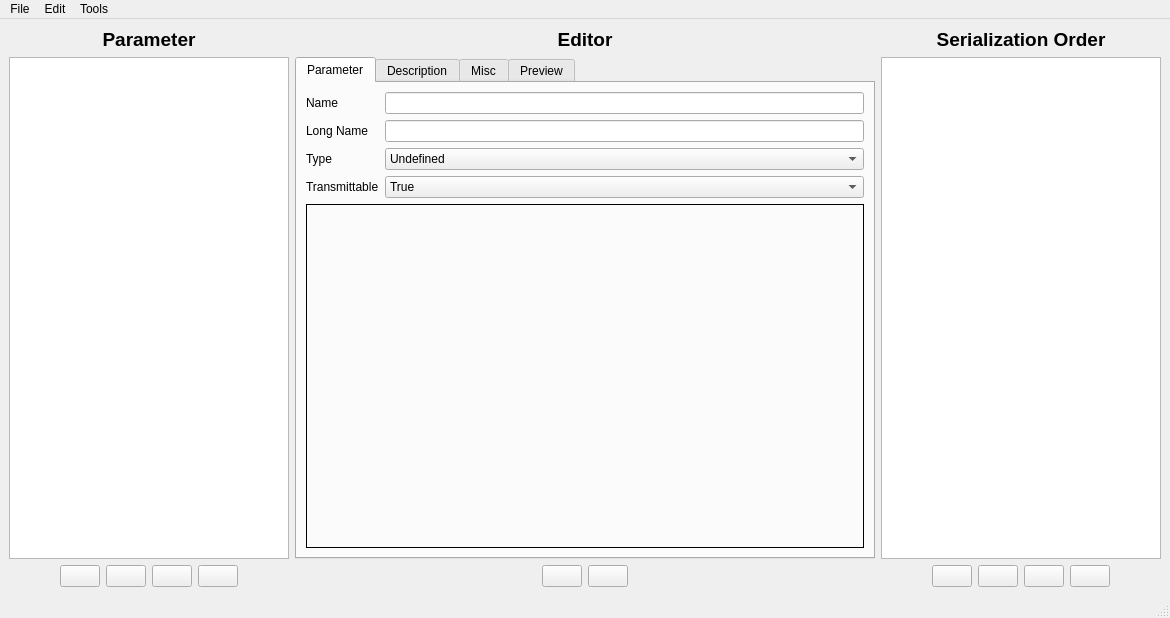
The window that parametereditor.ui (vedderb/vesc_tool) describes before a commit, drawn with Qt 5.
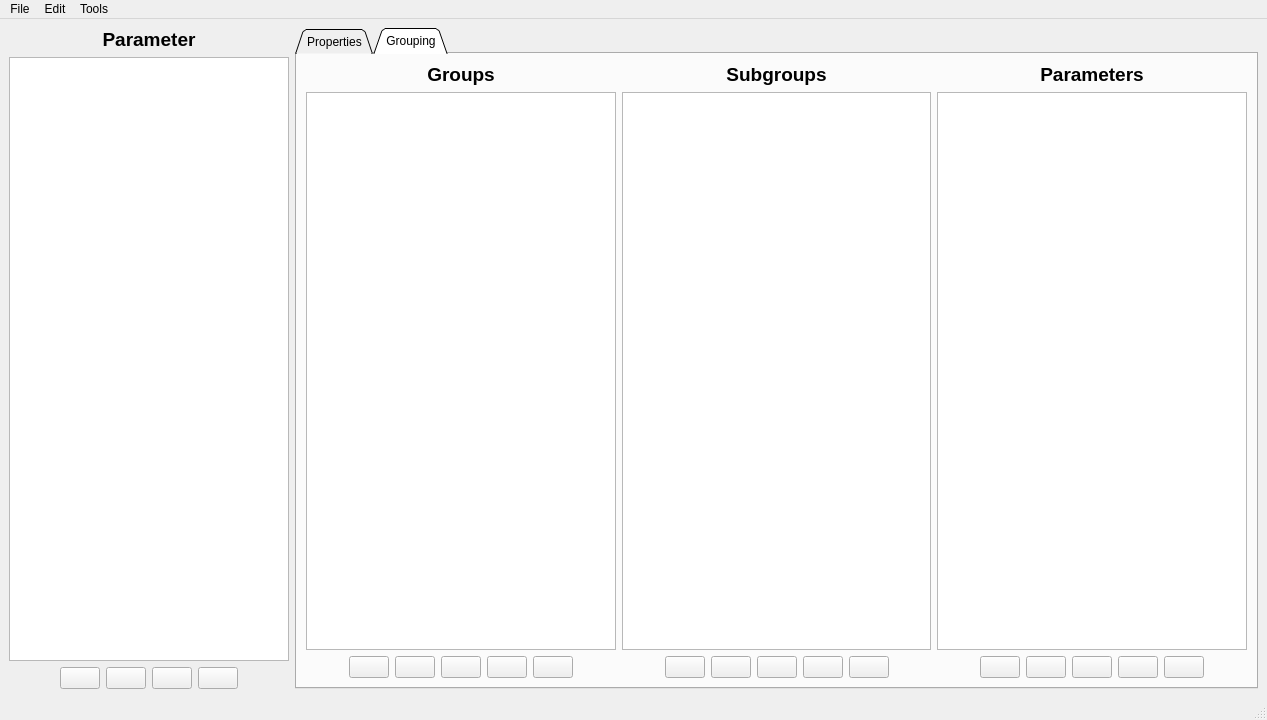
The same window after the commit. The open tabs and pages were chosen to show the change. Icons and pictures are not drawn. Custom widgets are drawn as their Qt base class.

```diff
--- a/parametereditor.ui
+++ b/parametereditor.ui
@@ -6,8 +6,8 @@
    <rect>
     <x>0</x>
     <y>0</y>
-    <width>1170</width>
-    <height>618</height>
+    <width>1267</width>
+    <height>720</height>
    </rect>
   </property>
   <property name="windowTitle">
@@ -18,7 +18,7 @@
     <normaloff>:/res/icons/Horizontal Settings Mixer-96.png</normaloff>:/res/icons/Horizontal Settings Mixer-96.png</iconset>
   </property>
   <widget class="QWidget" name="centralwidget">
-   <layout class="QHBoxLayout" name="horizontalLayout_6" stretch="0,1,0">
+   <layout class="QHBoxLayout" name="horizontalLayout_8" stretch="0,1">
     <item>
      <layout class="QVBoxLayout" name="verticalLayout_2">
       <item>
@@ -136,6 +136,22 @@
      </layout>
     </item>
     <item>
+     <widget class="QTabWidget" name="tabWidget_2">
+      <property name="tabPosition">
+       <enum>QTabWidget::North</enum>
+      </property>
+      <property name="tabShape">
+       <enum>QTabWidget::Triangular</enum>
+      </property>
+      <property name="currentIndex">
+       <number>0</number>
+      </property>
+      <widget class="QWidget" name="tab_5">
+       <attribute name="title">
+        <string>Properties</string>
+       </attribute>
+       <layout class="QHBoxLayout" name="horizontalLayout_6" stretch="1,0">
+        <item>
      <layout class="QVBoxLayout" name="verticalLayout_7">
       <item>
        <widget class="QLabel" name="label_16">
@@ -1107,12 +1123,381 @@
     </item>
    </layout>
   </widget>
+      <widget class="QWidget" name="tab_6">
+       <attribute name="title">
+        <string>Grouping</string>
+       </attribute>
+       <layout class="QHBoxLayout" name="horizontalLayout_12">
+        <item>
+         <layout class="QVBoxLayout" name="verticalLayout_11">
+          <item>
+           <widget class="QLabel" name="label_14">
+            <property name="text">
+             <string>&lt;html&gt;&lt;head/&gt;&lt;body&gt;&lt;p&gt;&lt;span style=&quot; font-size:14pt; font-weight:600;&quot;&gt;Groups&lt;/span&gt;&lt;/p&gt;&lt;/body&gt;&lt;/html&gt;</string>
+            </property>
+            <property name="alignment">
+             <set>Qt::AlignCenter</set>
+            </property>
+           </widget>
+          </item>
+          <item>
+           <widget class="QListWidget" name="groupList"/>
+          </item>
+          <item>
+           <layout class="QHBoxLayout" name="horizontalLayout_9">
+            <item>
+             <spacer name="horizontalSpacer_9">
+              <property name="orientation">
+               <enum>Qt::Horizontal</enum>
+              </property>
+              <property name="sizeHint" stdset="0">
+               <size>
+                <width>40</width>
+                <height>20</height>
+               </size>
+              </property>
+             </spacer>
+            </item>
+            <item>
+             <widget class="QPushButton" name="groupRemoveButton">
+              <property name="toolTip">
+               <string>Delete</string>
+              </property>
+              <property name="text">
+               <string/>
+              </property>
+              <property name="icon">
+               <iconset resource="res.qrc">
+                <normaloff>:/res/icons/Delete-96.png</normaloff>:/res/icons/Delete-96.png</iconset>
+              </property>
+             </widget>
+            </item>
+            <item>
+             <widget class="QPushButton" name="groupDownButton">
+              <property name="toolTip">
+               <string>Move down</string>
+              </property>
+              <property name="text">
+               <string/>
+              </property>
+              <property name="icon">
+               <iconset resource="res.qrc">
+                <normaloff>:/res/icons/Down-96.png</normaloff>:/res/icons/Down-96.png</iconset>
+              </property>
+             </widget>
+            </item>
+            <item>
+             <widget class="QPushButton" name="groupUpButton">
+              <property name="toolTip">
+               <string>Move up</string>
+              </property>
+              <property name="text">
+               <string/>
+              </property>
+              <property name="icon">
+               <iconset resource="res.qrc">
+                <normaloff>:/res/icons/Up-96.png</normaloff>:/res/icons/Up-96.png</iconset>
+              </property>
+             </widget>
+            </item>
+            <item>
+             <widget class="QPushButton" name="groupAddButton">
+              <property name="maximumSize">
+               <size>
+                <width>16777205</width>
+                <height>16777215</height>
+               </size>
+              </property>
+              <property name="toolTip">
+               <string>Add group</string>
+              </property>
+              <property name="text">
+               <string/>
+              </property>
+              <property name="icon">
+               <iconset resource="res.qrc">
+                <normaloff>:/res/icons/Plus Math-96.png</normaloff>:/res/icons/Plus Math-96.png</iconset>
+              </property>
+             </widget>
+            </item>
+            <item>
+             <widget class="QPushButton" name="groupEditButton">
+              <property name="text">
+               <string/>
+              </property>
+              <property name="icon">
+               <iconset resource="res.qrc">
+                <normaloff>:/res/icons/icons8-edit-96.png</normaloff>:/res/icons/icons8-edit-96.png</iconset>
+              </property>
+             </widget>
+            </item>
+            <item>
+             <spacer name="horizontalSpacer_10">
+              <property name="orientation">
+               <enum>Qt::Horizontal</enum>
+              </property>
+              <property name="sizeHint" stdset="0">
+               <size>
+                <width>40</width>
+                <height>20</height>
+               </size>
+              </property>
+             </spacer>
+            </item>
+           </layout>
+          </item>
+         </layout>
+        </item>
+        <item>
+         <layout class="QVBoxLayout" name="verticalLayout_14">
+          <item>
+           <widget class="QLabel" name="label_28">
+            <property name="text">
+             <string>&lt;html&gt;&lt;head/&gt;&lt;body&gt;&lt;p&gt;&lt;span style=&quot; font-size:14pt; font-weight:600;&quot;&gt;Subgroups&lt;/span&gt;&lt;/p&gt;&lt;/body&gt;&lt;/html&gt;</string>
+            </property>
+            <property name="alignment">
+             <set>Qt::AlignCenter</set>
+            </property>
+           </widget>
+          </item>
+          <item>
+           <widget class="QListWidget" name="subgroupList"/>
+          </item>
+          <item>
+           <layout class="QHBoxLayout" name="horizontalLayout_10">
+            <item>
+             <spacer name="horizontalSpacer_11">
+              <property name="orientation">
+               <enum>Qt::Horizontal</enum>
+              </property>
+              <property name="sizeHint" stdset="0">
+               <size>
+                <width>40</width>
+                <height>20</height>
+               </size>
+              </property>
+             </spacer>
+            </item>
+            <item>
+             <widget class="QPushButton" name="subgroupRemoveButton">
+              <property name="toolTip">
+               <string>Delete</string>
+              </property>
+              <property name="text">
+               <string/>
+              </property>
+              <property name="icon">
+               <iconset resource="res.qrc">
+                <normaloff>:/res/icons/Delete-96.png</normaloff>:/res/icons/Delete-96.png</iconset>
+              </property>
+             </widget>
+            </item>
+            <item>
+             <widget class="QPushButton" name="subgroupDownButton">
+              <property name="toolTip">
+               <string>Move down</string>
+              </property>
+              <property name="text">
+               <string/>
+              </property>
+              <property name="icon">
+               <iconset resource="res.qrc">
+                <normaloff>:/res/icons/Down-96.png</normaloff>:/res/icons/Down-96.png</iconset>
+              </property>
+             </widget>
+            </item>
+            <item>
+             <widget class="QPushButton" name="subgroupUpButton">
+              <property name="toolTip">
+               <string>Move up</string>
+              </property>
+              <property name="text">
+               <string/>
+              </property>
+              <property name="icon">
+               <iconset resource="res.qrc">
+                <normaloff>:/res/icons/Up-96.png</normaloff>:/res/icons/Up-96.png</iconset>
+              </property>
+             </widget>
+            </item>
+            <item>
+             <widget class="QPushButton" name="subgroupAddButton">
+              <property name="maximumSize">
+               <size>
+                <width>16777205</width>
+                <height>16777215</height>
+               </size>
+              </property>
+              <property name="toolTip">
+               <string>Add group</string>
+              </property>
+              <property name="text">
+               <string/>
+              </property>
+              <property name="icon">
+               <iconset resource="res.qrc">
+                <normaloff>:/res/icons/Plus Math-96.png</normaloff>:/res/icons/Plus Math-96.png</iconset>
+              </property>
+             </widget>
+            </item>
+            <item>
+             <widget class="QPushButton" name="subgroupEditButton">
+              <property name="text">
+               <string/>
+              </property>
+              <property name="icon">
+               <iconset resource="res.qrc">
+                <normaloff>:/res/icons/icons8-edit-96.png</normaloff>:/res/icons/icons8-edit-96.png</iconset>
+              </property>
+             </widget>
+            </item>
+            <item>
+             <spacer name="horizontalSpacer_12">
+              <property name="orientation">
+               <enum>Qt::Horizontal</enum>
+              </property>
+              <property name="sizeHint" stdset="0">
+               <size>
+                <width>40</width>
+                <height>20</height>
+               </size>
+              </property>
+             </spacer>
+            </item>
+           </layout>
+          </item>
+         </layout>
+        </item>
+        <item>
+         <layout class="QVBoxLayout" name="verticalLayout_15">
+          <item>
+           <widget class="QLabel" name="label_29">
+            <property name="text">
+             <string>&lt;html&gt;&lt;head/&gt;&lt;body&gt;&lt;p&gt;&lt;span style=&quot; font-size:14pt; font-weight:600;&quot;&gt;Parameters&lt;/span&gt;&lt;/p&gt;&lt;/body&gt;&lt;/html&gt;</string>
+            </property>
+            <property name="alignment">
+             <set>Qt::AlignCenter</set>
+            </property>
+           </widget>
+          </item>
+          <item>
+           <widget class="QListWidget" name="groupParamList">
+            <property name="dragDropMode">
+             <enum>QAbstractItemView::DropOnly</enum>
+            </property>
+           </widget>
+          </item>
+          <item>
+           <layout class="QHBoxLayout" name="horizontalLayout_11">
+            <item>
+             <spacer name="horizontalSpacer_13">
+              <property name="orientation">
+               <enum>Qt::Horizontal</enum>
+              </property>
+              <property name="sizeHint" stdset="0">
+               <size>
+                <width>40</width>
+                <height>20</height>
+               </size>
+              </property>
+             </spacer>
+            </item>
+            <item>
+             <widget class="QPushButton" name="groupParamRemoveButton">
+              <property name="toolTip">
+               <string>Delete</string>
+              </property>
+              <property name="text">
+               <string/>
+              </property>
+              <property name="icon">
+               <iconset resource="res.qrc">
+                <normaloff>:/res/icons/Delete-96.png</normaloff>:/res/icons/Delete-96.png</iconset>
+              </property>
+             </widget>
+            </item>
+            <item>
+             <widget class="QPushButton" name="groupParamDownButton">
+              <property name="toolTip">
+               <string>Move down</string>
+              </property>
+              <property name="text">
+               <string/>
+              </property>
+              <property name="icon">
+               <iconset resource="res.qrc">
+                <normaloff>:/res/icons/Down-96.png</normaloff>:/res/icons/Down-96.png</iconset>
+              </property>
+             </widget>
+            </item>
+            <item>
+             <widget class="QPushButton" name="groupParamUpButton">
+              <property name="toolTip">
+               <string>Move up</string>
+              </property>
+              <property name="text">
+               <string/>
+              </property>
+              <property name="icon">
+               <iconset resource="res.qrc">
+                <normaloff>:/res/icons/Up-96.png</normaloff>:/res/icons/Up-96.png</iconset>
+              </property>
+             </widget>
+            </item>
+            <item>
+             <widget class="QPushButton" name="groupParamAddButton">
+              <property name="toolTip">
+               <string>Add new</string>
+              </property>
+              <property name="text">
+               <string/>
+              </property>
+              <property name="icon">
+               <iconset resource="res.qrc">
+                <normaloff>:/res/icons/Plus Math-96.png</normaloff>:/res/icons/Plus Math-96.png</iconset>
+              </property>
+             </widget>
+            </item>
+            <item>
+             <widget class="QPushButton" name="groupParamEditButton">
+              <property name="text">
+               <string/>
+              </property>
+              <property name="icon">
+               <iconset resource="res.qrc">
+                <normaloff>:/res/icons/icons8-edit-96.png</normaloff>:/res/icons/icons8-edit-96.png</iconset>
+              </property>
+             </widget>
+            </item>
+            <item>
+             <spacer name="horizontalSpacer_14">
+              <property name="orientation">
+               <enum>Qt::Horizontal</enum>
+              </property>
+              <property name="sizeHint" stdset="0">
+               <size>
+                <width>40</width>
+                <height>20</height>
+               </size>
+              </property>
+             </spacer>
+            </item>
+           </layout>
+          </item>
+         </layout>
+        </item>
+       </layout>
+      </widget>
+     </widget>
+    </item>
+   </layout>
+  </widget>
   <widget class="QMenuBar" name="menubar">
    <property name="geometry">
     <rect>
      <x>0</x>
      <y>0</y>
-     <width>1170</width>
+     <width>1267</width>
      <height>22</height>
     </rect>
    </property>
```
Lines whose indentation alone changed are shown as unchanged.
